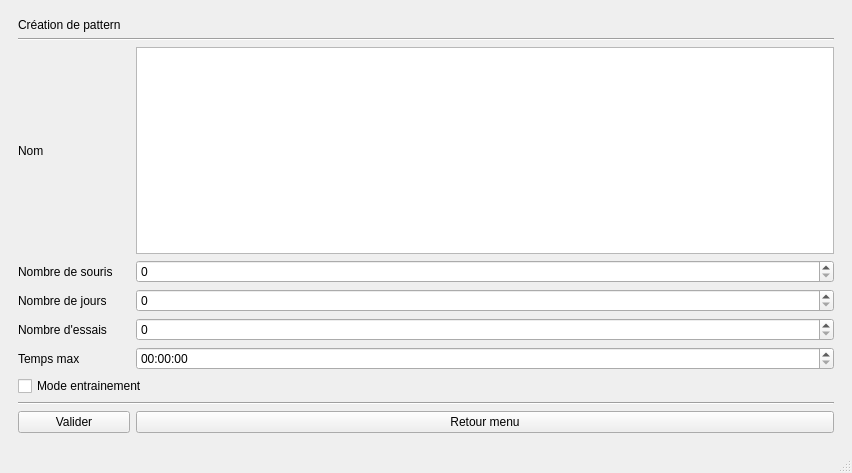
Old version of the form QT/Menus interface/mainwindow.ui in the repository qserdel/projet-industriel-roborongeurs.
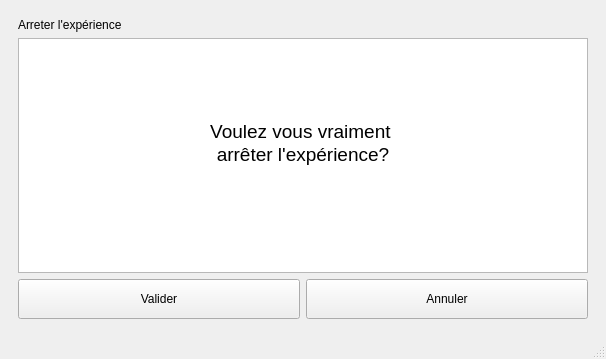
New version of the form. The open tabs and pages were chosen to show the change.

The edit to the form file:
```diff
--- a/QT/Menus interface/mainwindow.ui
+++ b/QT/Menus interface/mainwindow.ui
@@ -6,8 +6,8 @@
    <rect>
     <x>0</x>
     <y>0</y>
-    <width>852</width>
-    <height>473</height>
+    <width>606</width>
+    <height>359</height>
    </rect>
   </property>
   <property name="windowTitle">
@@ -59,6 +59,12 @@
         </item>
         <item row="2" column="0">
          <widget class="QLabel" name="label">
+          <property name="maximumSize">
+           <size>
+            <width>16777215</width>
+            <height>50</height>
+           </size>
+          </property>
           <property name="text">
            <string>Nom</string>
           </property>
@@ -66,6 +72,12 @@
         </item>
         <item row="0" column="0" colspan="2">
          <widget class="QLabel" name="label_6">
+          <property name="maximumSize">
+           <size>
+            <width>16777215</width>
+            <height>30</height>
+           </size>
+          </property>
           <property name="text">
            <string>Création de pattern</string>
           </property>
@@ -82,7 +94,14 @@
          <widget class="QSpinBox" name="cadreNombreSouris"/>
         </item>
         <item row="2" column="1">
-         <widget class="QPlainTextEdit" name="cadreNomPattern"/>
+         <widget class="QPlainTextEdit" name="cadreNomPattern">
+          <property name="maximumSize">
+           <size>
+            <width>16777215</width>
+            <height>50</height>
+           </size>
+          </property>
+         </widget>
         </item>
         <item row="6" column="0">
          <widget class="QLabel" name="label_4">
@@ -96,6 +115,12 @@
         </item>
         <item row="16" column="1">
          <widget class="QPushButton" name="retourMenuCreationPattern">
+          <property name="minimumSize">
+           <size>
+            <width>0</width>
+            <height>40</height>
+           </size>
+          </property>
           <property name="text">
            <string>Retour menu</string>
           </property>
@@ -112,7 +137,13 @@
          </widget>
         </item>
         <item row="16" column="0">
-         <widget class="QPushButton" name="pushButton_13">
+         <widget class="QPushButton" name="validerCreationPattern">
+          <property name="minimumSize">
+           <size>
+            <width>0</width>
+            <height>40</height>
+           </size>
+          </property>
           <property name="text">
            <string>Valider</string>
           </property>
@@ -832,6 +863,59 @@
         </item>
        </layout>
       </widget>
+      <widget class="QWidget" name="page_8">
+       <layout class="QGridLayout" name="gridLayout_12">
+        <item row="3" column="1">
+         <widget class="QPushButton" name="annulerArretExperience">
+          <property name="minimumSize">
+           <size>
+            <width>0</width>
+            <height>40</height>
+           </size>
+          </property>
+          <property name="text">
+           <string>Annuler</string>
+          </property>
+         </widget>
+        </item>
+        <item row="3" column="0">
+         <widget class="QPushButton" name="validerArretExperience">
+          <property name="minimumSize">
+           <size>
+            <width>0</width>
+            <height>40</height>
+           </size>
+          </property>
+          <property name="text">
+           <string>Valider</string>
+          </property>
+         </widget>
+        </item>
+        <item row="2" column="0" colspan="2">
+         <widget class="QTextBrowser" name="textBrowser_4">
+          <property name="html">
+           <string>&lt;!DOCTYPE HTML PUBLIC &quot;-//W3C//DTD HTML 4.0//EN&quot; &quot;http://www.w3.org/TR/REC-html40/strict.dtd&quot;&gt;
+&lt;html&gt;&lt;head&gt;&lt;meta name=&quot;qrichtext&quot; content=&quot;1&quot; /&gt;&lt;style type=&quot;text/css&quot;&gt;
+p, li { white-space: pre-wrap; }
+&lt;/style&gt;&lt;/head&gt;&lt;body style=&quot; font-family:'Ubuntu'; font-size:11pt; font-weight:400; font-style:normal;&quot;&gt;
+&lt;p align=&quot;center&quot; style=&quot;-qt-paragraph-type:empty; margin-top:0px; margin-bottom:0px; margin-left:0px; margin-right:0px; -qt-block-indent:0; text-indent:0px;&quot;&gt;&lt;br /&gt;&lt;/p&gt;
+&lt;p align=&quot;center&quot; style=&quot;-qt-paragraph-type:empty; margin-top:0px; margin-bottom:0px; margin-left:0px; margin-right:0px; -qt-block-indent:0; text-indent:0px; font-size:14pt;&quot;&gt;&lt;br /&gt;&lt;/p&gt;
+&lt;p align=&quot;center&quot; style=&quot;-qt-paragraph-type:empty; margin-top:0px; margin-bottom:0px; margin-left:0px; margin-right:0px; -qt-block-indent:0; text-indent:0px;&quot;&gt;&lt;br /&gt;&lt;/p&gt;
+&lt;p align=&quot;center&quot; style=&quot;-qt-paragraph-type:empty; margin-top:0px; margin-bottom:0px; margin-left:0px; margin-right:0px; -qt-block-indent:0; text-indent:0px;&quot;&gt;&lt;br /&gt;&lt;/p&gt;
+&lt;p align=&quot;center&quot; style=&quot; margin-top:0px; margin-bottom:0px; margin-left:0px; margin-right:0px; -qt-block-indent:0; text-indent:0px;&quot;&gt;&lt;span style=&quot; font-size:14pt;&quot;&gt;Voulez vous vraiment &lt;/span&gt;&lt;/p&gt;
+&lt;p align=&quot;center&quot; style=&quot; margin-top:0px; margin-bottom:0px; margin-left:0px; margin-right:0px; -qt-block-indent:0; text-indent:0px;&quot;&gt;&lt;span style=&quot; font-size:14pt;&quot;&gt;arrêter l'expérience?&lt;/span&gt;&lt;/p&gt;&lt;/body&gt;&lt;/html&gt;</string>
+          </property>
+         </widget>
+        </item>
+        <item row="0" column="0">
+         <widget class="QLabel" name="label_53">
+          <property name="text">
+           <string>Arreter l'expérience</string>
+          </property>
+         </widget>
+        </item>
+       </layout>
+      </widget>
      </widget>
     </item>
    </layout>
```
Left out of the diff: 149 changed lines with no effect on the pictures.
